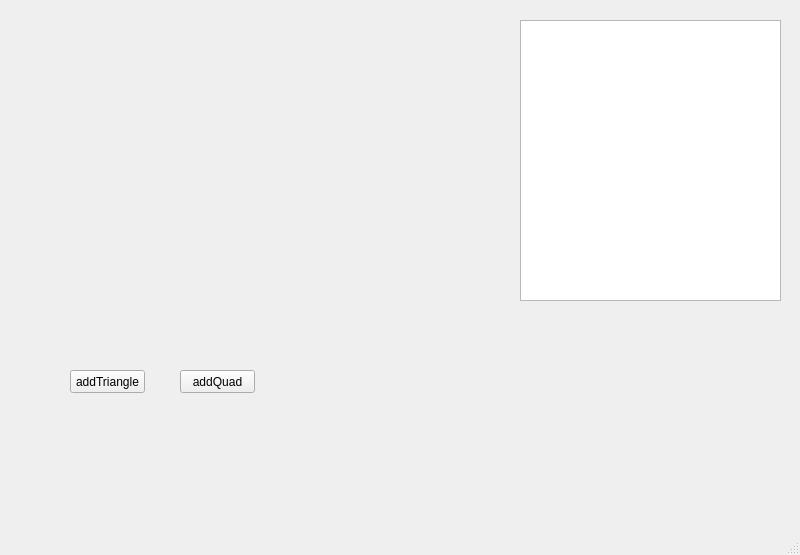
Before: the Qt Designer form UI/MainWindow.ui in ubuntunux/PyEngine3D, drawn with Qt 5.
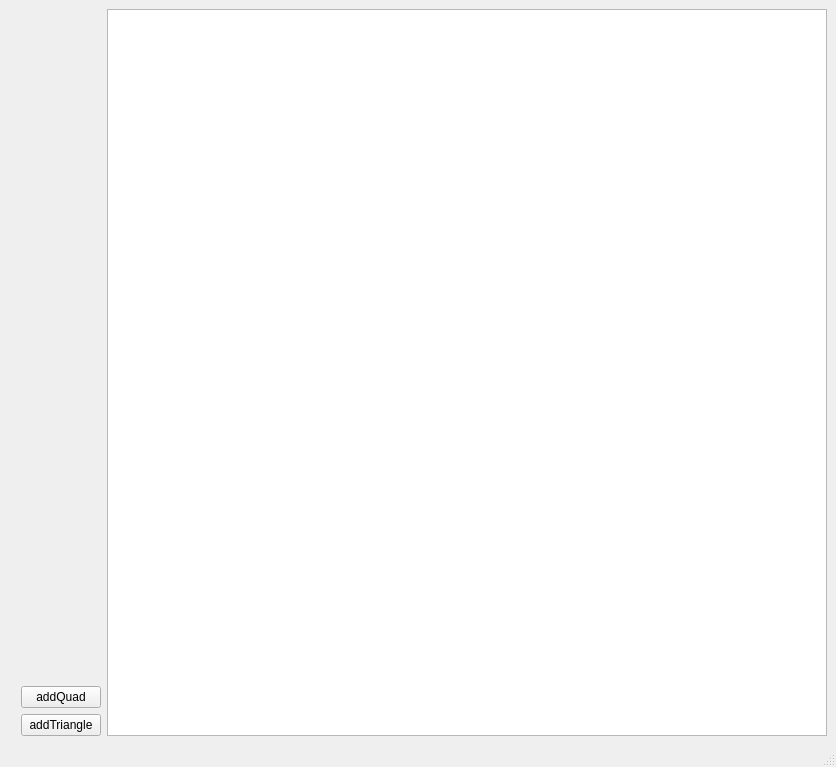
After: the same form once the commit is applied.

Commit message: modify qt widget

Diff of the .ui file:
```diff
--- a/UI/MainWindow.ui
+++ b/UI/MainWindow.ui
@@ -6,61 +6,61 @@
    <rect>
     <x>0</x>
     <y>0</y>
-    <width>800</width>
-    <height>555</height>
+    <width>836</width>
+    <height>767</height>
    </rect>
   </property>
   <property name="windowTitle">
    <string>MainWindow</string>
   </property>
   <widget class="QWidget" name="centralwidget">
-   <widget class="QWidget" name="gridLayoutWidget">
-    <property name="geometry">
-     <rect>
-      <x>30</x>
-      <y>20</y>
-      <width>451</width>
-      <height>281</height>
-     </rect>
-    </property>
-    <layout class="QGridLayout" name="glWidget"/>
-   </widget>
-   <widget class="QListWidget" name="objectList">
-    <property name="geometry">
-     <rect>
-      <x>520</x>
-      <y>20</y>
-      <width>261</width>
-      <height>281</height>
-     </rect>
-    </property>
-   </widget>
-   <widget class="QPushButton" name="addTriangle">
-    <property name="geometry">
-     <rect>
-      <x>70</x>
-      <y>370</y>
-      <width>75</width>
-      <height>23</height>
-     </rect>
-    </property>
-    <property name="text">
-     <string>addTriangle</string>
-    </property>
-   </widget>
-   <widget class="QPushButton" name="addQuad">
-    <property name="geometry">
-     <rect>
-      <x>180</x>
-      <y>370</y>
-      <width>75</width>
-      <height>23</height>
-     </rect>
-    </property>
-    <property name="text">
-     <string>addQuad</string>
-    </property>
-   </widget>
+   <layout class="QGridLayout" name="gridLayout">
+    <item row="0" column="0">
+     <layout class="QHBoxLayout" name="horizontalLayout_3">
+      <item>
+       <layout class="QFormLayout" name="glWidget">
+        <property name="fieldGrowthPolicy">
+         <enum>QFormLayout::AllNonFixedFieldsGrow</enum>
+        </property>
+        <item row="0" column="1">
+         <widget class="QWidget" name="empy_gl_widgetWidget" native="true"/>
+        </item>
+       </layout>
+      </item>
+      <item>
+       <layout class="QVBoxLayout" name="verticalLayout_5">
+        <item>
+         <widget class="QWidget" name="empty_2" native="true"/>
+        </item>
+        <item>
+         <widget class="QPushButton" name="addQuad">
+          <property name="text">
+           <string>addQuad</string>
+          </property>
+         </widget>
+        </item>
+        <item>
+         <widget class="QPushButton" name="addTriangle">
+          <property name="text">
+           <string>addTriangle</string>
+          </property>
+         </widget>
+        </item>
+       </layout>
+      </item>
+      <item>
+       <widget class="QListWidget" name="objectList">
+        <property name="midLineWidth">
+         <number>0</number>
+        </property>
+        <property name="batchSize">
+         <number>100</number>
+        </property>
+       </widget>
+      </item>
+     </layout>
+    </item>
+   </layout>
   </widget>
   <widget class="QMenuBar" name="menubar">
    <property name="geometry">
```
Left out of the diff: 4 changed lines with no effect on the pictures. The commit also changes 1 other file.
